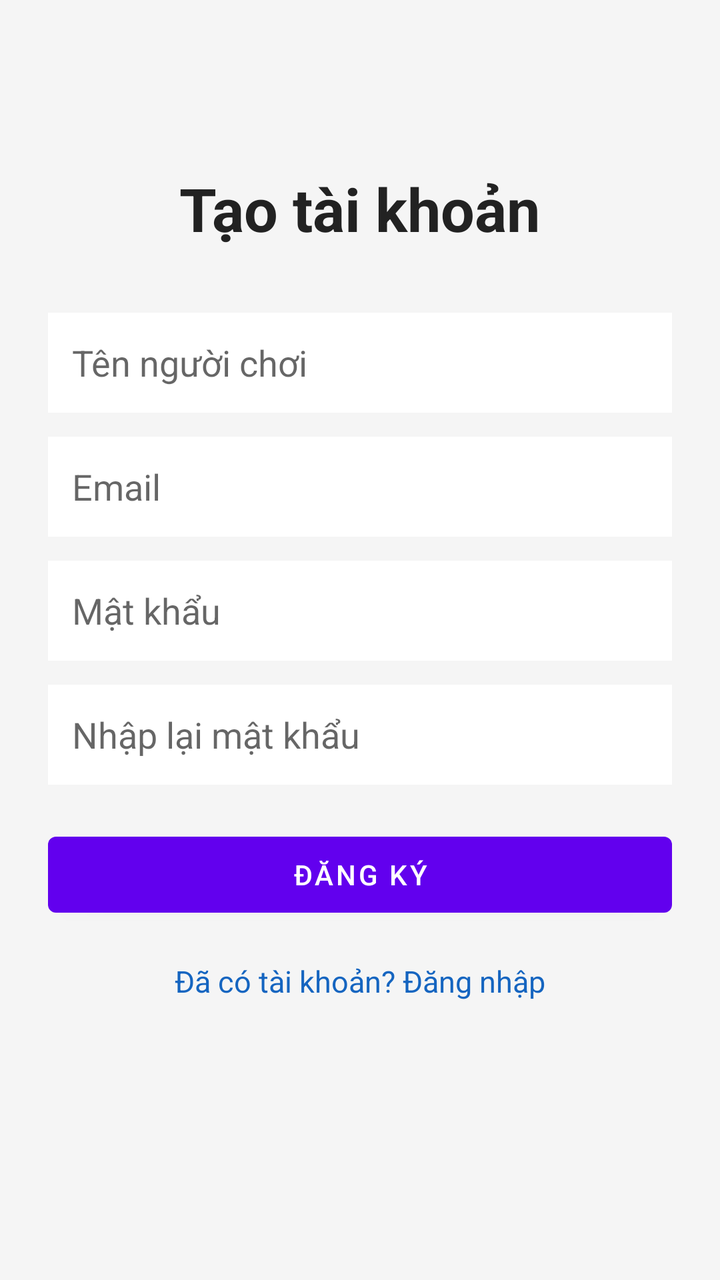
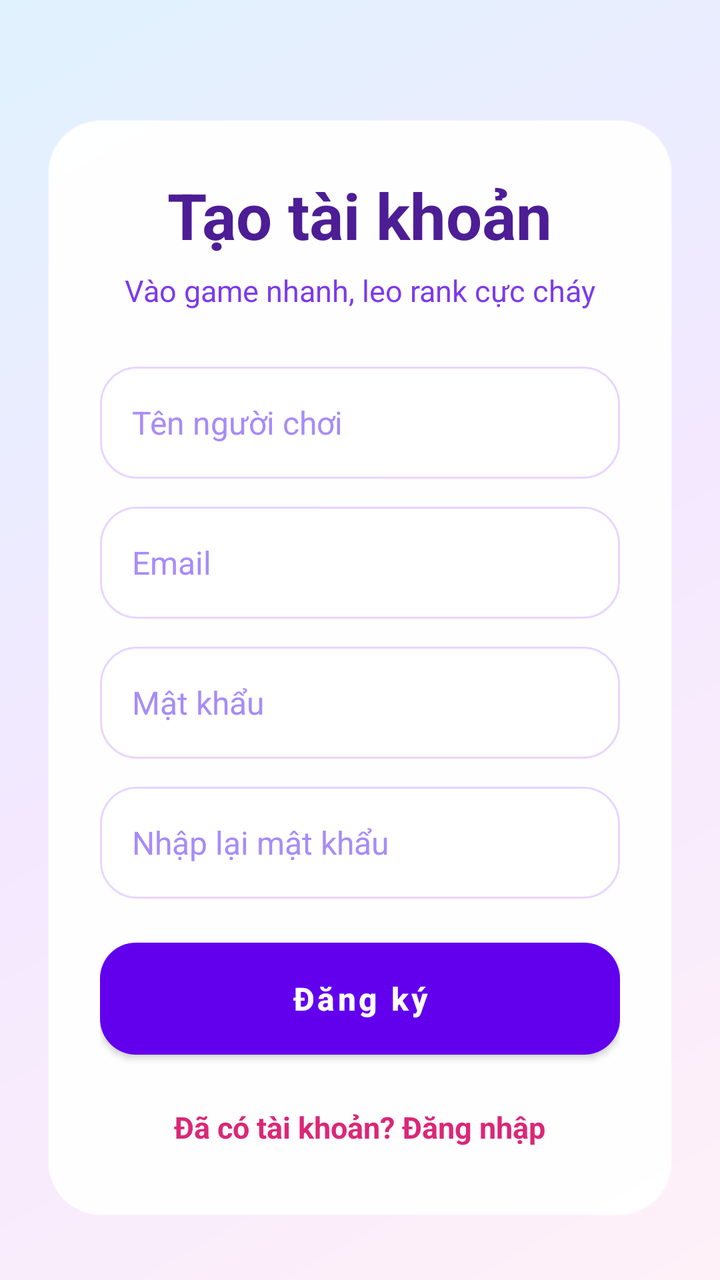

The first picture is an Android layout as it rendered before a commit; the second is the same layout after the commit. The layout source and the unified diff follow.
<!-- AndroidManifest.xml: application theme Theme.CaroOnline -->
<!-- res/layout/activity_register.xml -->
<?xml version="1.0" encoding="utf-8"?>
<ScrollView xmlns:android="http://schemas.android.com/apk/res/android"
    android:layout_width="match_parent"
    android:layout_height="match_parent"
    android:background="#F5F5F5">

    <LinearLayout
        android:layout_width="match_parent"
        android:layout_height="wrap_content"
        android:gravity="center"
        android:orientation="vertical"
        android:padding="24dp">

        <TextView
            android:layout_width="wrap_content"
            android:layout_height="wrap_content"
            android:layout_marginTop="60dp"
            android:text="Tạo tài khoản"
            android:textColor="#222222"
            android:textSize="30sp"
            android:textStyle="bold" />

        <EditText
            android:id="@+id/edtUsername"
            android:layout_width="match_parent"
            android:layout_height="50dp"
            android:layout_marginTop="32dp"
            android:background="#FFFFFF"
            android:hint="Tên người chơi"
            android:inputType="textPersonName"
            android:padding="12dp" />

        <EditText
            android:id="@+id/edtEmail"
            android:layout_width="match_parent"
            android:layout_height="50dp"
            android:layout_marginTop="12dp"
            android:background="#FFFFFF"
            android:hint="Email"
            android:inputType="textEmailAddress"
            android:padding="12dp" />

        <EditText
            android:id="@+id/edtPassword"
            android:layout_width="match_parent"
            android:layout_height="50dp"
            android:layout_marginTop="12dp"
            android:background="#FFFFFF"
            android:hint="Mật khẩu"
            android:inputType="textPassword"
            android:padding="12dp" />

        <EditText
            android:id="@+id/edtConfirmPassword"
            android:layout_width="match_parent"
            android:layout_height="50dp"
            android:layout_marginTop="12dp"
            android:background="#FFFFFF"
            android:hint="Nhập lại mật khẩu"
            android:inputType="textPassword"
            android:padding="12dp" />

        <Button
            android:id="@+id/btnRegister"
            android:layout_width="match_parent"
            android:layout_height="50dp"
            android:layout_marginTop="20dp"
            android:text="Đăng ký" />

        <TextView
            android:id="@+id/tvGoLogin"
            android:layout_width="wrap_content"
            android:layout_height="wrap_content"
            android:layout_marginTop="18dp"
            android:text="Đã có tài khoản? Đăng nhập"
            android:textColor="#1565C0"
            android:textSize="15sp" />

    </LinearLayout>

</ScrollView>
<!-- resources referenced by this layout -->
<resources>
  <style name="Theme.CaroOnline" parent="Theme.MaterialComponents.DayNight.DarkActionBar">
          
          <item name="colorPrimary">@color/purple_500</item>
          <item name="colorPrimaryVariant">@color/purple_700</item>
          <item name="colorOnPrimary">@color/white</item>
          
          <item name="colorSecondary">@color/teal_200</item>
          <item name="colorSecondaryVariant">@color/teal_700</item>
          <item name="colorOnSecondary">@color/black</item>
          
          <item name="android:statusBarColor">?attr/colorPrimaryVariant</item>
          
      </style>
  <color name="purple_500">#FF6200EE</color>
  <color name="purple_700">#FF3700B3</color>
  <color name="white">#FFFFFFFF</color>
  <color name="teal_200">#FF03DAC5</color>
  <color name="teal_700">#FF018786</color>
  <color name="black">#FF000000</color>
</resources>

<!-- the commit's change to res/layout/activity_register.xml (unified diff, before → after) -->
@@ -2,7 +2,8 @@
 <ScrollView xmlns:android="http://schemas.android.com/apk/res/android"
     android:layout_width="match_parent"
     android:layout_height="match_parent"
-    android:background="#F5F5F5">
+    android:fillViewport="true"
+    android:background="@drawable/bg_app_gradient">
 
     <LinearLayout
         android:layout_width="match_parent"
@@ -11,71 +12,103 @@
         android:orientation="vertical"
         android:padding="24dp">
 
-        <TextView
-            android:layout_width="wrap_content"
+        <LinearLayout
+            android:layout_width="match_parent"
             android:layout_height="wrap_content"
-            android:layout_marginTop="60dp"
-            android:text="Tạo tài khoản"
-            android:textColor="#222222"
-            android:textSize="30sp"
-            android:textStyle="bold" />
+            android:layout_marginTop="28dp"
+            android:background="@drawable/bg_card_glass"
+            android:elevation="10dp"
+            android:gravity="center"
+            android:orientation="vertical"
+            android:padding="26dp">
 
-        <EditText
-            android:id="@+id/edtUsername"
-            android:layout_width="match_parent"
-            android:layout_height="50dp"
-            android:layout_marginTop="32dp"
-            android:background="#FFFFFF"
-            android:hint="Tên người chơi"
-            android:inputType="textPersonName"
-            android:padding="12dp" />
+            <TextView
+                android:layout_width="wrap_content"
+                android:layout_height="wrap_content"
+                android:text="Tạo tài khoản"
+                android:textColor="#4C1D95"
+                android:textSize="32sp"
+                android:textStyle="bold" />
 
-        <EditText
-            android:id="@+id/edtEmail"
-            android:layout_width="match_parent"
-            android:layout_height="50dp"
-            android:layout_marginTop="12dp"
-            android:background="#FFFFFF"
-            android:hint="Email"
-            android:inputType="textEmailAddress"
-            android:padding="12dp" />
+            <TextView
+                android:layout_width="wrap_content"
+                android:layout_height="wrap_content"
+                android:layout_marginTop="6dp"
+                android:text="Vào game nhanh, leo rank cực cháy"
+                android:textColor="#7C3AED"
+                android:textSize="15sp" />
 
-        <EditText
-            android:id="@+id/edtPassword"
-            android:layout_width="match_parent"
-            android:layout_height="50dp"
-            android:layout_marginTop="12dp"
-            android:background="#FFFFFF"
-            android:hint="Mật khẩu"
-            android:inputType="textPassword"
-            android:padding="12dp" />
+            <EditText
+                android:id="@+id/edtUsername"
+                android:layout_width="match_parent"
+                android:layout_height="56dp"
+                android:layout_marginTop="28dp"
+                android:background="@drawable/bg_input"
+                android:hint="Tên người chơi"
+                android:inputType="textPersonName"
+                android:textColor="#1F2937"
+                android:textColorHint="#A78BFA"
+                android:textSize="16sp" />
 
-        <EditText
-            android:id="@+id/edtConfirmPassword"
-            android:layout_width="match_parent"
-            android:layout_height="50dp"
-            android:layout_marginTop="12dp"
-            android:background="#FFFFFF"
-            android:hint="Nhập lại mật khẩu"
-            android:inputType="textPassword"
-            android:padding="12dp" />
+            <EditText
+                android:id="@+id/edtEmail"
+                android:layout_width="match_parent"
+                android:layout_height="56dp"
+                android:layout_marginTop="14dp"
+                android:background="@drawable/bg_input"
+                android:hint="Email"
+                android:inputType="textEmailAddress"
+                android:textColor="#1F2937"
+                android:textColorHint="#A78BFA"
+                android:textSize="16sp" />
 
-        <Button
-            android:id="@+id/btnRegister"
-            android:layout_width="match_parent"
-            android:layout_height="50dp"
-            android:layout_marginTop="20dp"
-            android:text="Đăng ký" />
+            <EditText
+                android:id="@+id/edtPassword"
+                android:layout_width="match_parent"
+                android:layout_height="56dp"
+                android:layout_marginTop="14dp"
+                android:background="@drawable/bg_input"
+                android:hint="Mật khẩu"
+                android:inputType="textPassword"
+                android:textColor="#1F2937"
+                android:textColorHint="#A78BFA"
+                android:textSize="16sp" />
 
-        <TextView
-            android:id="@+id/tvGoLogin"
-            android:layout_width="wrap_content"
-            android:layout_height="wrap_content"
-            android:layout_marginTop="18dp"
-            android:text="Đã có tài khoản? Đăng nhập"
-            android:textColor="#1565C0"
-            android:textSize="15sp" />
+            <EditText
+                android:id="@+id/edtConfirmPassword"
+                android:layout_width="match_parent"
+                android:layout_height="56dp"
+                android:layout_marginTop="14dp"
+                android:background="@drawable/bg_input"
+                android:hint="Nhập lại mật khẩu"
+                android:inputType="textPassword"
+                android:textColor="#1F2937"
+                android:textColorHint="#A78BFA"
+                android:textSize="16sp" />
 
+            <Button
+                android:id="@+id/btnRegister"
+                android:layout_width="match_parent"
+                android:layout_height="56dp"
+                android:layout_marginTop="22dp"
+                android:background="@drawable/bg_button_primary"
+                android:elevation="6dp"
+                android:text="Đăng ký"
+                android:textAllCaps="false"
+                android:textColor="@color/button_text_white"
+                android:textSize="16sp"
+                android:textStyle="bold" />
+
+            <TextView
+                android:id="@+id/tvGoLogin"
+                android:layout_width="wrap_content"
+                android:layout_height="wrap_content"
+                android:layout_marginTop="18dp"
+                android:padding="8dp"
+                android:text="Đã có tài khoản? Đăng nhập"
+                android:textColor="#DB2777"
+                android:textSize="15sp"
+                android:textStyle="bold" />
+        </LinearLayout>
     </LinearLayout>
-
 </ScrollView>
<!-- resource entries referenced after the edit -->
@@ -1,5 +1,40 @@
 <!-- resources referenced by this layout -->
 <resources>
+  <!-- drawable bg_app_gradient (drawable) -->
+  <?xml version="1.0" encoding="utf-8"?>
+  <shape xmlns:android="http://schemas.android.com/apk/res/android">
+      <gradient
+          android:startColor="#FFF1F8"
+          android:centerColor="#F3E8FF"
+          android:endColor="#E0F2FE"
+          android:angle="135" />
+  </shape>
+  <!-- drawable bg_button_primary (drawable) -->
+  <?xml version="1.0" encoding="utf-8"?>
+  <selector xmlns:android="http://schemas.android.com/apk/res/android">
+      <item android:state_pressed="true">
+          <shape><corners android:radius="18dp"/><gradient android:startColor="#7C3AED" android:endColor="#DB2777" android:angle="0"/></shape>
+      </item>
+      <item>
+          <shape><corners android:radius="18dp"/><gradient android:startColor="#EC4899" android:endColor="#8B5CF6" android:angle="0"/></shape>
+      </item>
+  </selector>
+  <!-- drawable bg_card_glass (drawable) -->
+  <?xml version="1.0" encoding="utf-8"?>
+  <shape xmlns:android="http://schemas.android.com/apk/res/android">
+      <solid android:color="#F7FFFFFF" />
+      <corners android:radius="26dp" />
+      <stroke android:width="1dp" android:color="#70FFFFFF" />
+      <padding android:left="18dp" android:top="18dp" android:right="18dp" android:bottom="18dp" />
+  </shape>
+  <!-- drawable bg_input (drawable) -->
+  <?xml version="1.0" encoding="utf-8"?>
+  <shape xmlns:android="http://schemas.android.com/apk/res/android">
+      <solid android:color="#FFFFFFFF" />
+      <corners android:radius="18dp" />
+      <stroke android:width="1dp" android:color="#E9D5FF" />
+      <padding android:left="16dp" android:right="16dp" android:top="10dp" android:bottom="10dp" />
+  </shape>
   <style name="Theme.CaroOnline" parent="Theme.MaterialComponents.DayNight.DarkActionBar">
           
           <item name="colorPrimary">@color/purple_500</item>
